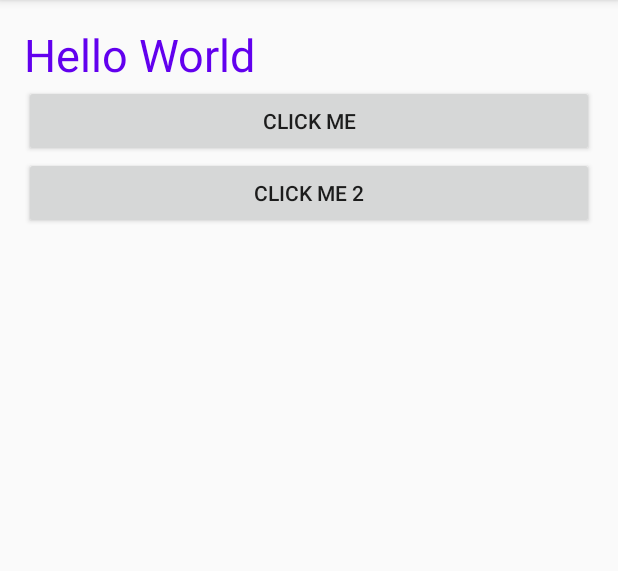
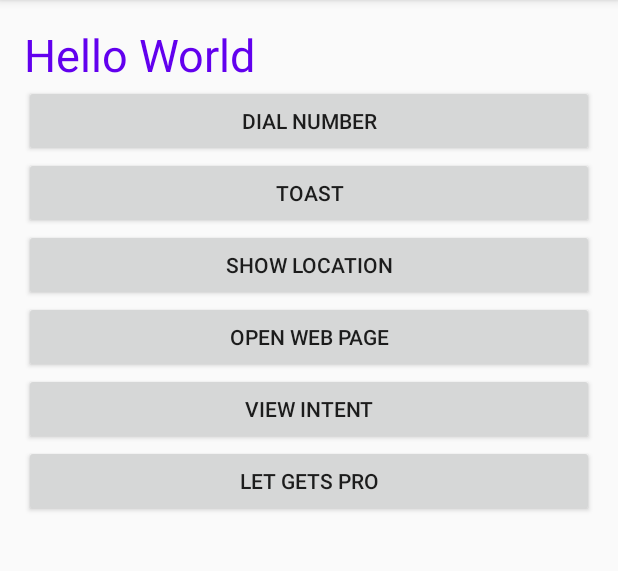
Before and after one commit to NikhilKukreja26/My-First-App, an Android app: the screen it shows after launch (MainActivity), on a phone screen of 412 x 824 dp, the part 84-655 px from its top. Run offline under Robolectric (Android 15) with nearby library versions, the phone set to English and light mode, and no system bars.

Commit message:
Worked on Event Listeners and Intents

```diff
--- a/app/src/main/java/com/example/myfirstapp/MainActivity.java
+++ b/app/src/main/java/com/example/myfirstapp/MainActivity.java
@@ -2,15 +2,20 @@ package com.example.myfirstapp;
 
 import androidx.appcompat.app.AppCompatActivity;
 
+import android.content.Intent;
+import android.net.Uri;
 import android.os.Bundle;
 import android.util.Log;
 import android.view.View;
 import android.widget.Button;
 import android.widget.TextView;
 
+import static android.content.Intent.ACTION_DIAL;
+import static android.content.Intent.ACTION_VIEW;
+
 public class MainActivity extends AppCompatActivity implements View.OnClickListener {
     TextView textView;
-    Button click_me, click_me_2;
+    Button dialNumber, showToast, showLocation, viewIntent, openWebPage, letGetsPro ;
 
 
     @Override
@@ -19,11 +24,19 @@ public class MainActivity extends AppCompatActivity implements View.OnClickListe
         setContentView(R.layout.activity_main);
 
         textView = (TextView) findViewById(R.id.textview);
-        click_me = (Button) findViewById(R.id.click_me);
-        click_me_2 = (Button) findViewById(R.id.click_me2);
+        dialNumber = (Button) findViewById(R.id.dialNumber);
+        showToast = (Button) findViewById(R.id.showToast);
+        showLocation = (Button) findViewById(R.id.showLocation);
+        viewIntent = (Button) findViewById(R.id.viewIntent);
+        openWebPage = (Button) findViewById(R.id.openWebPage);
+        letGetsPro = (Button) findViewById(R.id.letGetsPro);
 
-        click_me.setOnClickListener(this);
-        click_me_2.setOnClickListener(this);
+        dialNumber.setOnClickListener(this);
+        showToast.setOnClickListener(this);
+        showLocation.setOnClickListener(this);
+        viewIntent.setOnClickListener(this);
+        openWebPage.setOnClickListener(this);
+        letGetsPro.setOnClickListener(this);
     }
 
 
@@ -31,14 +44,35 @@ public class MainActivity extends AppCompatActivity implements View.OnClickListe
     @Override
     public void onClick(View view) {
         switch (view.getId()){
-            case R.id.click_me:
-                Log.d("tag", "onClick: First Button Click");
-                textView.setText(R.string.first_button_clecked);
+            case R.id.dialNumber:
+                Intent intent = new Intent(ACTION_DIAL, Uri.parse("tel: 7507242108"));
+                startActivity(intent);
                 break;
 
-            case R.id.click_me2:
-                Log.d("tag", "onClick: Second Button Click");
-                textView.setText(R.string.second_button_clicked);
+            case R.id.showToast:
+                Intent intent2 = new Intent(MainActivity.this, OtherActivity.class);
+                startActivity(intent2);
+                break;
+
+            case R.id.showLocation:
+                Intent intent3 = new Intent(ACTION_VIEW, Uri.parse("geo: 19.2088889,73.1504735,17?z=13"));
+                startActivity(intent3);
+                break;
+
+            case R.id.openWebPage:
+                Intent intent4 = new Intent(ACTION_VIEW, Uri.parse("https://github.com/NikhilKukreja26"));
+                startActivity(intent4);
+                break;
+
+            case R.id.viewIntent:
+                Intent intent5 = new Intent(ACTION_VIEW);
+                startActivity(intent5);
+                break;
+
+            case R.id.letGetsPro:
+                Intent intent6 = new Intent(ACTION_VIEW);
+                intent6.putExtra("KEY", "Hello from main activity");
+                startActivity(intent6);
                 break;
         }
     }
--- a/app/src/main/res/layout/activity_main.xml
+++ b/app/src/main/res/layout/activity_main.xml
@@ -21,17 +21,59 @@
         />
 
     <Button
-        android:id="@+id/click_me"
+        android:id="@+id/dialNumber"
         android:layout_width="match_parent"
         android:layout_height="wrap_content"
-        android:text="@string/click_me"
+        android:text="@string/dial_number"
         />
 
     <Button
-    android:id="@+id/click_me2"
-    android:layout_width="match_parent"
-    android:layout_height="wrap_content"
-    android:text="@string/click_me_2"
-    />
+        android:id="@+id/showToast"
+        android:layout_width="match_parent"
+        android:layout_height="wrap_content"
+        android:text="@string/toast"
+        />
+
+    <Button
+        android:id="@+id/showLocation"
+        android:layout_width="match_parent"
+        android:layout_height="wrap_content"
+        android:text="@string/show_location"
+        />
+
+    <Button
+        android:id="@+id/openWebPage"
+        android:layout_width="match_parent"
+        android:layout_height="wrap_content"
+        android:text="@string/open_web_page"
+        />
+
+    <Button
+        android:id="@+id/viewIntent"
+        android:layout_width="match_parent"
+        android:layout_height="wrap_content"
+        android:text="@string/view_intent"
+        />
+
+    <Button
+        android:id="@+id/letGetsPro"
+        android:layout_width="match_parent"
+        android:layout_height="wrap_content"
+        android:text="@string/let_gets_pro"
+        />
+
+<!--    <Button-->
+<!--        android:id="@+id/click_me"-->
+<!--        android:layout_width="match_parent"-->
+<!--        android:layout_height="wrap_content"-->
+<!--        android:text="@string/click_me"-->
+<!--        />-->
+
+<!--    <Button-->
+<!--    android:id="@+id/click_me2"-->
+<!--    android:layout_width="match_parent"-->
+<!--    android:layout_height="wrap_content"-->
+<!--    android:text="@string/click_me_2"-->
+<!--    />-->
 
 </LinearLayout>
--- a/app/src/main/res/values/strings.xml
+++ b/app/src/main/res/values/strings.xml
@@ -5,4 +5,12 @@
     <string name="click_me_2">Click Me 2</string>
     <string name="first_button_clecked">First Button Clicked</string>
     <string name="second_button_clicked">Second Button Clicked</string>
+    <string name="dial_number">Dial Number</string>
+    <string name="toast">Toast</string>
+    <string name="show_location">Show Location</string>
+    <string name="open_web_page">Open Web Page</string>
+    <string name="view_intent">View Intent</string>
+    <string name="let_gets_pro">Let Gets Pro</string>
+    <string name="hello_from_another_activity">Hello From Another Activity</string>
+    <string name="landed_other_activty">Landed in Other Activity</string>
 </resources>
```
Also changed, not shown: app/src/main/AndroidManifest.xml (+9 -1 lines), app/src/main/java/com/example/myfirstapp/OtherActivity.java (added, +23 -0 lines), app/src/main/res/layout/activity_other.xml (added, +22 -0 lines).
